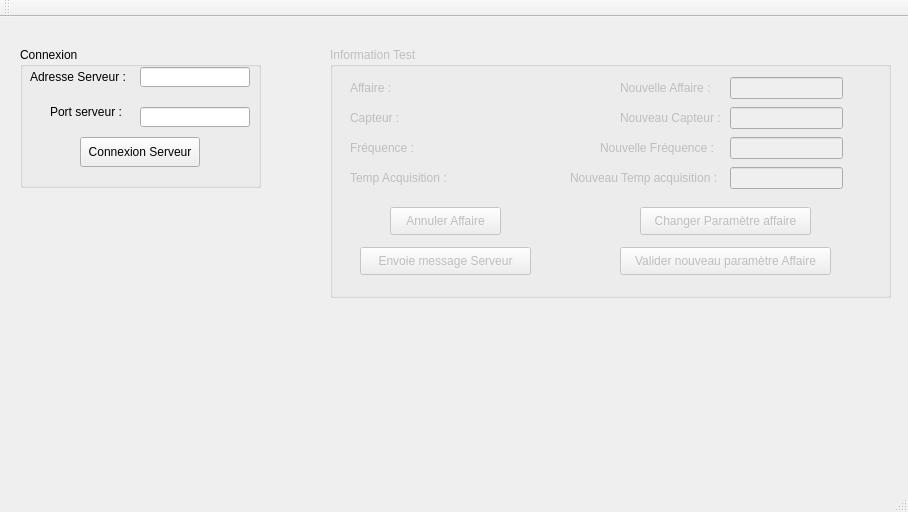
Qt form PosteBanc/PosteBanc/PosteBanc.ui (Woulfty/Projet_Verin) before a commit.
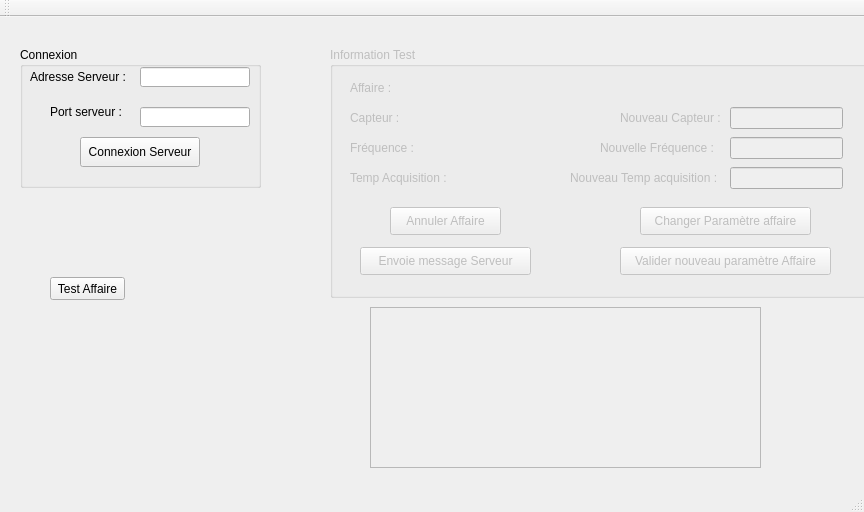
The same form after that commit.

Commit message: Ajout Lancement Affaire

The edit to the form file:
```diff
--- a/PosteBanc/PosteBanc/PosteBanc.ui
+++ b/PosteBanc/PosteBanc/PosteBanc.ui
@@ -6,7 +6,7 @@
    <rect>
     <x>0</x>
     <y>0</y>
-    <width>908</width>
+    <width>864</width>
     <height>512</height>
    </rect>
   </property>
@@ -234,19 +234,6 @@
       <string>Annuler Affaire</string>
      </property>
     </widget>
-    <widget class="QLineEdit" name="AffaireLine">
-     <property name="enabled">
-      <bool>false</bool>
-     </property>
-     <property name="geometry">
-      <rect>
-       <x>400</x>
-       <y>30</y>
-       <width>113</width>
-       <height>22</height>
-      </rect>
-     </property>
-    </widget>
     <widget class="QLineEdit" name="CapteurLine">
      <property name="enabled">
       <bool>false</bool>
@@ -286,19 +273,6 @@
       </rect>
      </property>
     </widget>
-    <widget class="QLabel" name="LabelAffaireNew">
-     <property name="geometry">
-      <rect>
-       <x>290</x>
-       <y>30</y>
-       <width>101</width>
-       <height>21</height>
-      </rect>
-     </property>
-     <property name="text">
-      <string>Nouvelle Affaire :</string>
-     </property>
-    </widget>
     <widget class="QLabel" name="LabelCapteurNew">
      <property name="geometry">
       <rect>
@@ -371,6 +345,42 @@
      </property>
     </widget>
    </widget>
+   <widget class="QPushButton" name="pushButton_2">
+    <property name="geometry">
+     <rect>
+      <x>50</x>
+      <y>260</y>
+      <width>75</width>
+      <height>23</height>
+     </rect>
+    </property>
+    <property name="text">
+     <string>Test Affaire</string>
+    </property>
+   </widget>
+   <widget class="QScrollArea" name="scrollArea">
+    <property name="geometry">
+     <rect>
+      <x>370</x>
+      <y>290</y>
+      <width>391</width>
+      <height>161</height>
+     </rect>
+    </property>
+    <property name="widgetResizable">
+     <bool>true</bool>
+    </property>
+    <widget class="QWidget" name="scrollAreaWidgetContents">
+     <property name="geometry">
+      <rect>
+       <x>0</x>
+       <y>0</y>
+       <width>389</width>
+       <height>159</height>
+      </rect>
+     </property>
+    </widget>
+   </widget>
   </widget>
   <widget class="QMenuBar" name="menuBar">
    <property name="geometry">
```
Left out of the diff: 24 changed lines with no effect on the pictures. The commit also changes 2 other files.
